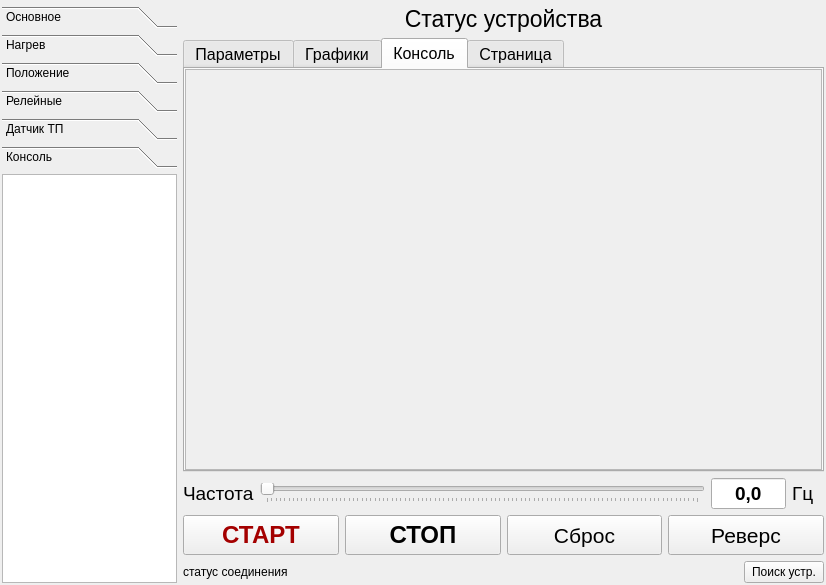
This is form.ui in SergeyTya/PyFcServer as Qt 5 draws it before an edit. The edited form follows.
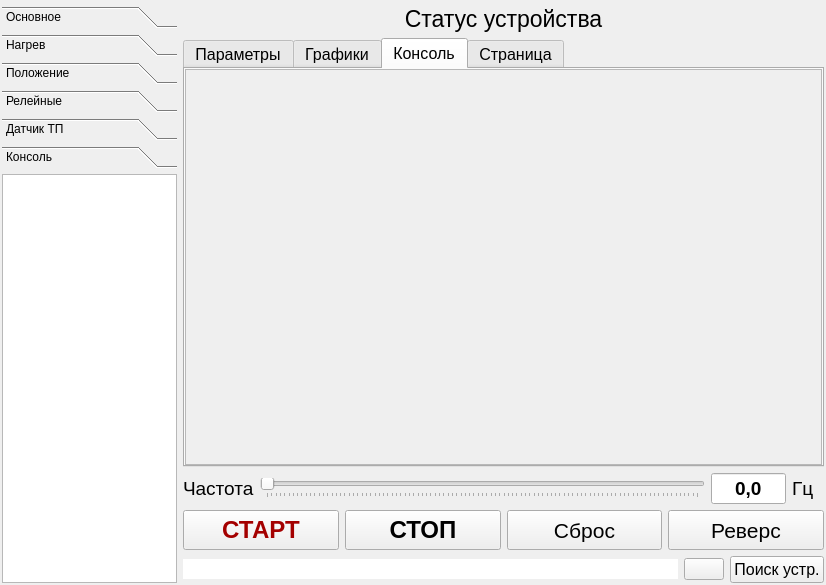
This is the edited form. The open tabs and pages were chosen to show the change. Icons and pictures are not drawn.

Patch:
```diff
--- a/form.ui
+++ b/form.ui
@@ -925,8 +925,8 @@
              <rect>
               <x>0</x>
               <y>0</y>
-              <width>631</width>
-              <height>391</height>
+              <width>633</width>
+              <height>386</height>
              </rect>
             </property>
             <property name="layoutDirection">
@@ -1312,16 +1312,38 @@
       </layout>
      </item>
      <item>
-      <layout class="QHBoxLayout" name="horizontalLayout" stretch="100,10">
+      <layout class="QHBoxLayout" name="horizontalLayout" stretch="100,0,10">
        <item>
-        <widget class="QLabel" name="label_statusbar">
+        <widget class="QLineEdit" name="lineEdit_statusbar">
+         <property name="enabled">
+          <bool>true</bool>
+         </property>
+         <property name="frame">
+          <bool>false</bool>
+         </property>
+         <property name="readOnly">
+          <bool>true</bool>
+         </property>
+        </widget>
+       </item>
+       <item>
+        <widget class="QPushButton" name="pushButton_consetup">
          <property name="text">
-          <string>статус соединения</string>
+          <string/>
+         </property>
+         <property name="icon">
+          <iconset>
+           <normaloff>no-translate-detected_318-46670.jpg</normaloff>no-translate-detected_318-46670.jpg</iconset>
          </property>
         </widget>
        </item>
        <item>
         <widget class="QPushButton" name="pushButton_Scan">
+         <property name="font">
+          <font>
+           <pointsize>12</pointsize>
+          </font>
+         </property>
          <property name="text">
           <string>Поиск устр.</string>
          </property>
```
Left out of the diff: 24 changed lines with no effect on the pictures.
